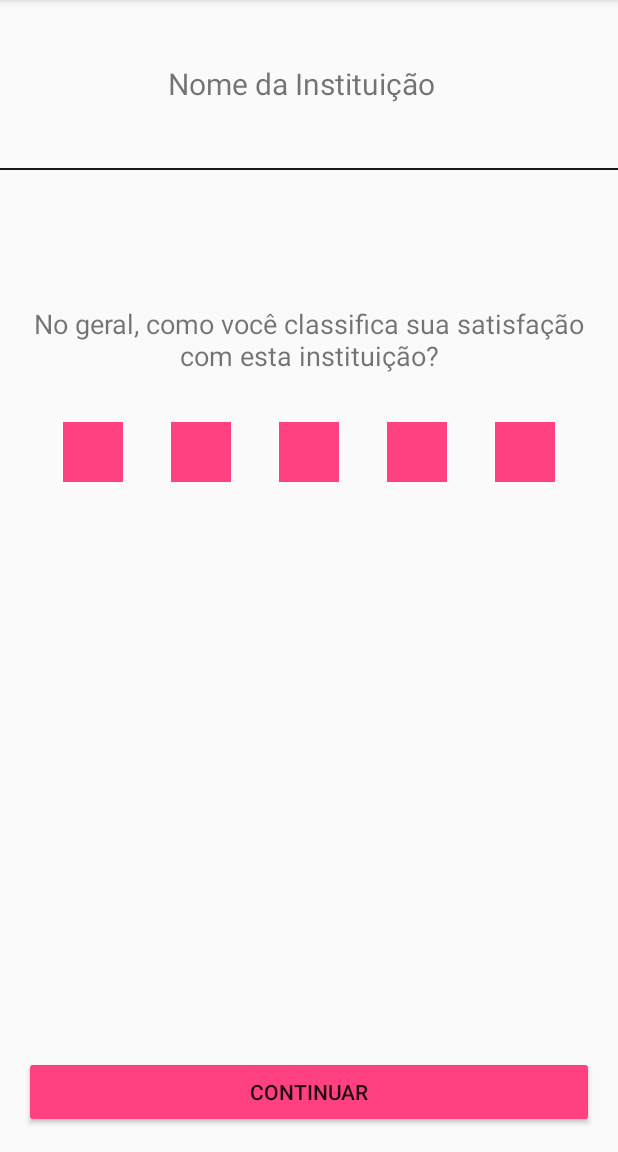
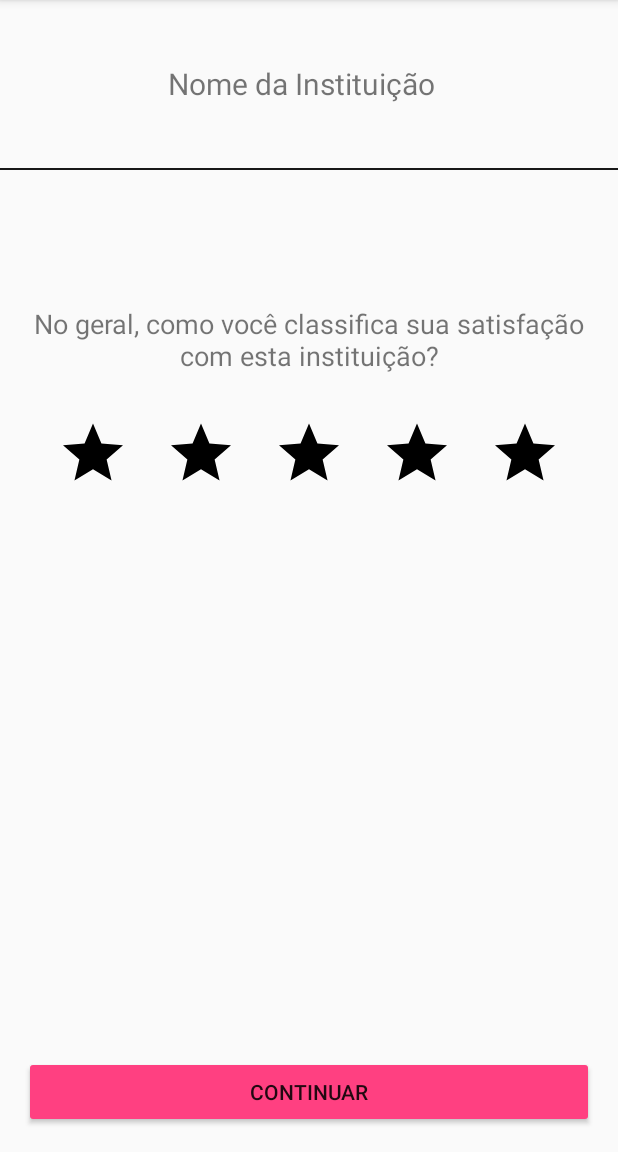
Before and after one commit to WilderPereira/fiscaluno-campus, an Android app: the AvaliacaoGeralActivity screen opened directly, with no data from a screen before it, on a phone screen of 412 x 824 dp, the part 84-1236 px from its top. Run offline under Robolectric (Android 15) with nearby library versions, the phone set to English and light mode, and no system bars.

Commit message:
icones restantes adicionados

```diff
--- a/app/src/main/res/layout/activity_avaliacao_geral.xml
+++ b/app/src/main/res/layout/activity_avaliacao_geral.xml
@@ -48,30 +48,30 @@
         android:layout_width="match_parent"
         android:layout_height="wrap_content">
         <ImageView
-            android:background="@color/colorAccent"
             android:layout_margin="@dimen/activity_horizontal_margin"
             android:layout_width="40dp"
-            android:layout_height="40dp" />
+            android:layout_height="40dp"
+            android:src="@drawable/ic_star"/>
         <ImageView
-            android:background="@color/colorAccent"
             android:layout_margin="@dimen/activity_horizontal_margin"
             android:layout_width="40dp"
-            android:layout_height="40dp" />
+            android:layout_height="40dp"
+            android:src="@drawable/ic_star"/>
         <ImageView
-            android:background="@color/colorAccent"
             android:layout_margin="@dimen/activity_horizontal_margin"
             android:layout_width="40dp"
-            android:layout_height="40dp" />
+            android:layout_height="40dp"
+            android:src="@drawable/ic_star"/>
         <ImageView
-            android:background="@color/colorAccent"
             android:layout_margin="@dimen/activity_horizontal_margin"
             android:layout_width="40dp"
-            android:layout_height="40dp" />
+            android:layout_height="40dp"
+            android:src="@drawable/ic_star"/>
         <ImageView
-            android:background="@color/colorAccent"
             android:layout_margin="@dimen/activity_horizontal_margin"
             android:layout_width="40dp"
-            android:layout_height="40dp" />
+            android:layout_height="40dp"
+            android:src="@drawable/ic_star"/>
 
     </LinearLayout>
 
```
